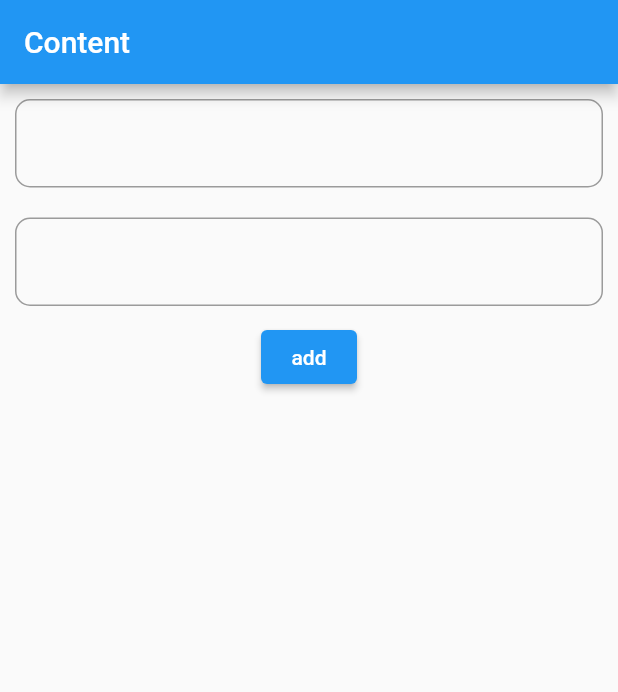
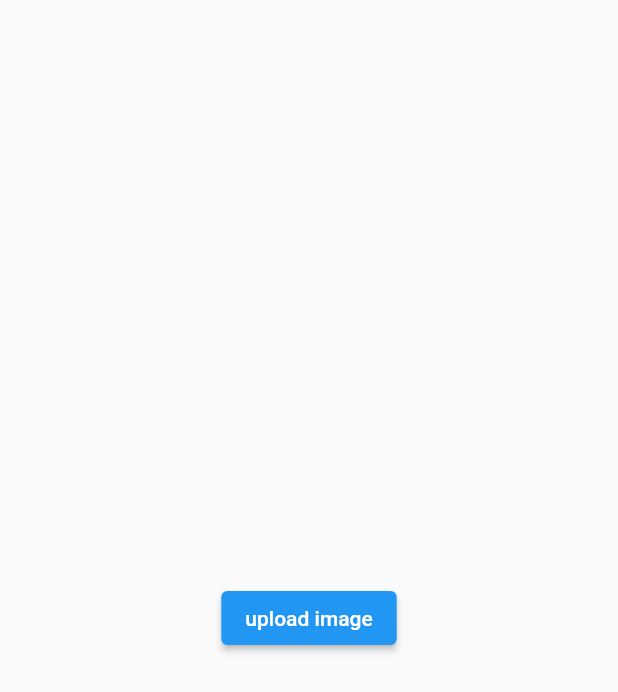
Before and after one commit to SANTHIKC/todofirestore, a Flutter app: the screen it shows after launch, on a phone screen of 412 x 824 dp. Shown: the top 692 px of the screen. Run offline on Flutter 3.47's test engine with Material 2 defaults, Android fonts, the phone set to English and light mode, and no system bars; our stand-ins replace cloud_firestore, firebase_core, firebase_storage, image_picker; accounts and stored records are empty.

Commit message:
image adding

```diff
--- /dev/null
+++ b/lib/firestoreimage.dart
@@ -0,0 +1,47 @@
+
+
+import 'dart:io';
+
+import 'package:firebase_storage/firebase_storage.dart';
+import 'package:flutter/material.dart';
+import 'package:image_picker/image_picker.dart';
+
+class FirestoreImage extends StatefulWidget {
+  const FirestoreImage({Key? key}) : super(key: key);
+
+  @override
+  State<FirestoreImage> createState() => _FirestoreImageState();
+}
+
+class _FirestoreImageState extends State<FirestoreImage> {
+
+  File?pickedImage;
+  pickimage()async
+  {
+    ImagePicker imagePicker=ImagePicker();
+    XFile? image =await imagePicker.pickImage(source: ImageSource.camera);
+    if(image != null)
+    {
+      pickedImage =File(image.path);
+    }
+  }
+
+  storageImage()async
+  {
+    var refdetails=await FirebaseStorage.instance.ref().child("image/k");
+    refdetails.putFile(pickedImage!);
+  }
+  @override
+  Widget build(BuildContext context) {
+    return Scaffold(
+      body: Column(mainAxisAlignment: MainAxisAlignment.center,
+        children: [
+          Center(child: ElevatedButton(onPressed: (){
+            pickimage();
+            storageImage();
+
+          }, child: Text("upload image")))
+        ],),
+    );
+  }
+}
--- a/lib/main.dart
+++ b/lib/main.dart
@@ -1,5 +1,6 @@
 import 'package:firebase_core/firebase_core.dart';
 import 'package:flutter/material.dart';
+import 'package:todofirestore/firestoreimage.dart';
 import 'package:todofirestore/todocontent.dart';
 import 'package:todofirestore/totodatas.dart';
 
@@ -29,7 +30,7 @@ class MyApp extends StatelessWidget {
         // is not restarted.
         primarySwatch: Colors.blue,
       ),
-      home: TodoContent(),
+      home: FirestoreImage(),
     );
   }
 }
--- a/pubspec.yaml
+++ b/pubspec.yaml
@@ -38,6 +38,8 @@ dependencies:
   cupertino_icons: ^1.0.2
   firebase_core: ^2.8.0
   cloud_firestore: ^4.4.5
+  firebase_storage: ^11.0.16
+  image_picker: ^0.8.7
 
 dev_dependencies:
   flutter_test:
```
Also changed, not shown: pubspec.lock, 2 other files.
